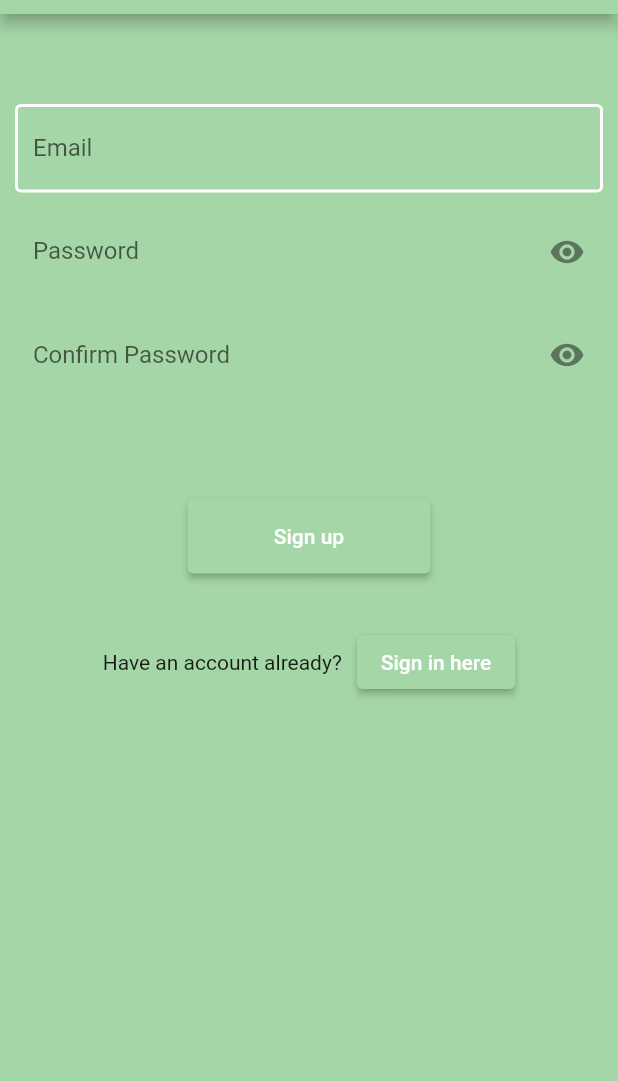
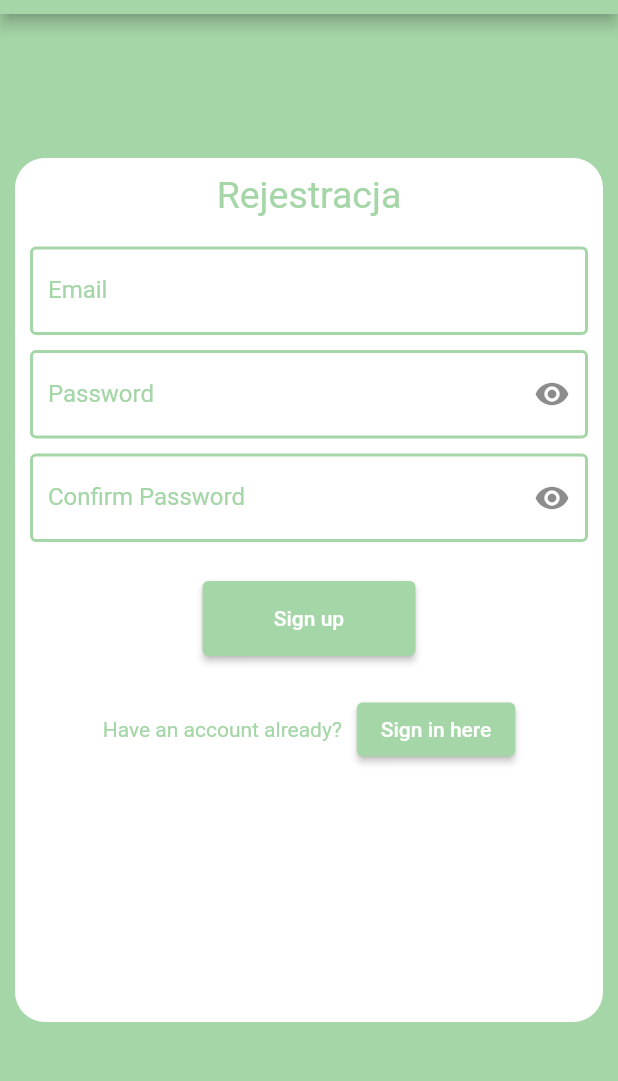
Before and after one commit to drekyyy/flutter_firebase_auth, a Flutter app: the screen it shows after launch, after a tap on "Sign in", after a tap on "Sign up here", on a phone screen of 412 x 824 dp, the part 70-1151 px from its top. Run offline on Flutter 3.47's test engine with Material 2 defaults, Android fonts, the light colour scheme and no system bars; our stand-ins replace cloud_firestore, firebase_auth, firebase_core, flutter_spinkit; accounts and stored records are empty.

Commit message:
Theme data of button and text updated Visual upgrade of sign up, sign in page with flexible and container

```diff
--- a/lib/main.dart
+++ b/lib/main.dart
@@ -35,14 +35,25 @@ class MyApp extends StatelessWidget {
             canvasColor: Colors.green.shade200,
             backgroundColor: Colors.green.shade200,
             appBarTheme: AppBarTheme(backgroundColor: Colors.green.shade200),
+            textTheme:
+                TextTheme(bodyText2: TextStyle(color: Colors.green.shade200)),
             inputDecorationTheme: const InputDecorationTheme(
+                labelStyle:
+                    TextStyle(color: Color.fromARGB(255, 165, 214, 167)),
+                filled: true,
+                fillColor: Colors.white,
                 border: OutlineInputBorder(
-                    borderSide: BorderSide(color: Colors.white, width: 2.0)),
+                    borderSide: BorderSide(
+                        color: Color.fromARGB(255, 165, 214, 167), width: 2.0)),
                 enabledBorder: OutlineInputBorder(
-                    borderSide: BorderSide(color: Colors.white, width: 2.0))),
+                    borderSide: BorderSide(
+                        color: Color.fromARGB(255, 165, 214, 167),
+                        width: 2.0))),
             elevatedButtonTheme: ElevatedButtonThemeData(
                 style: ButtonStyle(
                     elevation: null,
+                    foregroundColor:
+                        MaterialStateProperty.all<Color>(Colors.white),
                     backgroundColor: MaterialStateProperty.all<Color>(
                         Colors.green.shade200))),
           ),
--- a/lib/screens/authenticate/sign_in_page.dart
+++ b/lib/screens/authenticate/sign_in_page.dart
@@ -24,10 +24,26 @@ class _SignInPageState extends State<SignInPage> {
           title: const Center(child: Text('Shopping list')),
         ),
         body: Center(
+            child: Column(children: [
+          Flexible(fit: FlexFit.tight, flex: 1, child: Container(height: 10)),
+          Flexible(
+              flex: 6,
+              child: Container(
+                  margin: const EdgeInsets.only(left: 10, right: 10),
+                  decoration: const BoxDecoration(
+                      color: Colors.white,
+                      borderRadius: BorderRadius.all(Radius.circular(20))),
+                  //padding: EdgeInsets.all(10),
+
                   child: Form(
                       key: _formKey,
-                child: ListView(padding: const EdgeInsets.all(10), children: [
-                  const SizedBox(height: 50),
+                      child: ListView(
+                          padding: const EdgeInsets.all(10),
+                          children: [
+                            const Center(
+                                child: Text("Logowanie",
+                                    style: TextStyle(fontSize: 25))),
+                            const SizedBox(height: 20),
                             TextFormField(
                                 validator: (val) {
                                   if (val == null ||
@@ -40,18 +56,18 @@ class _SignInPageState extends State<SignInPage> {
                                   return null;
                                 },
                                 controller: emailController,
-                      decoration: InputDecoration(
+                                decoration: const InputDecoration(
                                   labelText: "Email",
-                          enabledBorder: OutlineInputBorder(
-                              borderSide: BorderSide(
-                                  color: Colors.green.shade200, width: 2.0)))),
+                                )),
                             const SizedBox(height: 10),
                             TextFormField(
                                 validator: (val) {
                                   if (val == null || val.isEmpty) {
                                     return 'Please enter some text.';
                                   }
-                        if (val.length < 6) return 'Password too short';
+                                  if (val.length < 6) {
+                                    return 'Password too short';
+                                  }
                                   return null;
                                 },
                                 obscureText: _isObscure,
@@ -67,9 +83,7 @@ class _SignInPageState extends State<SignInPage> {
                                           _isObscure = !_isObscure;
                                         });
                                       }),
-                          enabledBorder: OutlineInputBorder(
-                              borderSide: BorderSide(
-                                  color: Colors.green.shade200, width: 2.0)))),
+                                )),
                             const SizedBox(height: 25),
                             Center(
                                 child: Text(firebaseResponse.toString(),
@@ -77,11 +91,12 @@ class _SignInPageState extends State<SignInPage> {
                                     textAlign: TextAlign.center)),
                             const SizedBox(height: 25),
                             Container(
-                      margin: const EdgeInsets.only(left: 115, right: 115),
+                                margin: const EdgeInsets.only(
+                                    left: 115, right: 115),
                                 child: ElevatedButton(
                                     style: ElevatedButton.styleFrom(
                                       minimumSize: const Size(1, 50),
-                              primary: Colors.green.shade200),
+                                    ),
                                     onPressed: () async {
                                       if (_formKey.currentState!.validate()) {
                                         firebaseResponse = await context
@@ -95,7 +110,6 @@ class _SignInPageState extends State<SignInPage> {
                                     },
                                     child: const Text("Sign in"))),
                             const SizedBox(height: 35),
-                  const SizedBox(height: 35),
                             Center(
                                 child: IntrinsicWidth(
                                     child: Row(
@@ -103,17 +117,18 @@ class _SignInPageState extends State<SignInPage> {
                                 const Text("Don't have an account yet?"),
                                 const SizedBox(width: 10),
                                 ElevatedButton(
-                          style: ElevatedButton.styleFrom(
-                              primary: Colors.green.shade200),
                                     onPressed: () {
                                       Navigator.push(
                                           context,
                                           MaterialPageRoute(
-                                    builder: (context) => const SignUpPage()));
+                                              builder: (context) =>
+                                                  const SignUpPage()));
                                     },
                                     child: const Text("Sign up here"))
                               ],
                             ))),
-                ]))));
+                          ])))),
+          Flexible(flex: 1, child: Container(height: 10)),
+        ])));
   }
 }
--- a/lib/screens/authenticate/sign_up_page.dart
+++ b/lib/screens/authenticate/sign_up_page.dart
@@ -28,13 +28,24 @@ class _SignUpPageState extends State<SignUpPage> {
           backgroundColor: Colors.green.shade200,
         ),
         body: Center(
+            child: Column(children: [
+          Flexible(fit: FlexFit.tight, flex: 1, child: Container(height: 10)),
+          Flexible(
+              flex: 6,
+              child: Container(
+                  margin: const EdgeInsets.only(left: 10, right: 10),
+                  decoration: const BoxDecoration(
+                      color: Colors.white,
+                      borderRadius: BorderRadius.all(Radius.circular(20))),
                   child: Form(
                       key: _formKey,
                       child: ListView(
-                    // shrinkWrap: true,
                           padding: const EdgeInsets.all(10),
                           children: [
-                      const SizedBox(height: 50),
+                            const Center(
+                                child: Text("Rejestracja",
+                                    style: TextStyle(fontSize: 25))),
+                            const SizedBox(height: 20),
                             TextFormField(
                                 validator: (val) {
                                   if (val == null ||
@@ -56,7 +67,8 @@ class _SignUpPageState extends State<SignUpPage> {
                                   if (val == null || val.isEmpty) {
                                     return 'Please enter some text.';
                                   }
-                            if (val.length < 6) return 'Password too short';
+                                  if (val.length < 6)
+                                    return 'Password too short';
                                   if (password1 != password2) {
                                     return 'Passwords do not match';
                                   }
@@ -78,17 +90,15 @@ class _SignUpPageState extends State<SignUpPage> {
                                           _isObscure = !_isObscure;
                                         });
                                       }),
-                              enabledBorder: OutlineInputBorder(
-                                  borderSide: BorderSide(
-                                      color: Colors.green.shade200,
-                                      width: 2.0)))),
+                                )),
                             const SizedBox(height: 10),
                             TextFormField(
                                 validator: (val) {
                                   if (val == null || val.isEmpty) {
                                     return 'Please enter some text.';
                                   }
-                            if (val.length < 6) return 'Password too short';
+                                  if (val.length < 6)
+                                    return 'Password too short';
                                   if (password1 != password2) {
                                     return 'Passwords do not match';
                                   }
@@ -110,28 +120,28 @@ class _SignUpPageState extends State<SignUpPage> {
                                           _isObscure = !_isObscure;
                                         });
                                       }),
-                              enabledBorder: OutlineInputBorder(
-                                  borderSide: BorderSide(
-                                      color: Colors.green.shade200,
-                                      width: 2.0)))),
-                      const SizedBox(height: 25),
+                                )),
                             Center(
                                 child: Text(firebaseResponse.toString(),
                                     style: const TextStyle(color: Colors.red),
                                     textAlign: TextAlign.center)),
-                      const SizedBox(height: 25),
+                            const SizedBox(height: 10),
                             Container(
-                          margin: const EdgeInsets.only(left: 115, right: 115),
+                                margin: const EdgeInsets.only(
+                                    left: 115, right: 115),
                                 child: ElevatedButton(
                                     style: ElevatedButton.styleFrom(
                                       minimumSize: const Size(1, 50),
-                                  primary: Colors.green.shade200),
+                                      //primary: Colors.green.shade200,
+                                    ),
                                     onPressed: () async {
                                       if (_formKey.currentState!.validate()) {
                                         firebaseResponse = await context
                                             .read<AuthenticationService>()
-                                      .signUp(emailController.text.trim(),
-                                          passwordController1.text.trim());
+                                            .signUp(
+                                                emailController.text.trim(),
+                                                passwordController1.text
+                                                    .trim());
                                         Navigator.pop(context);
                                       } else {
                                         firebaseResponse = "";
@@ -139,7 +149,7 @@ class _SignUpPageState extends State<SignUpPage> {
                                       setState(() {});
                                     },
                                     child: const Text("Sign up"))),
-                      const SizedBox(height: 35),
+                            const SizedBox(height: 25),
                             Center(
                                 child: IntrinsicWidth(
                                     child: Row(
@@ -155,6 +165,8 @@ class _SignUpPageState extends State<SignUpPage> {
                                     child: const Text("Sign in here"))
                               ],
                             ))),
-                    ]))));
+                          ])))),
+          Flexible(flex: 1, child: Container(height: 10)),
+        ])));
   }
 }
```
Lines whose indentation alone changed are shown as unchanged.
